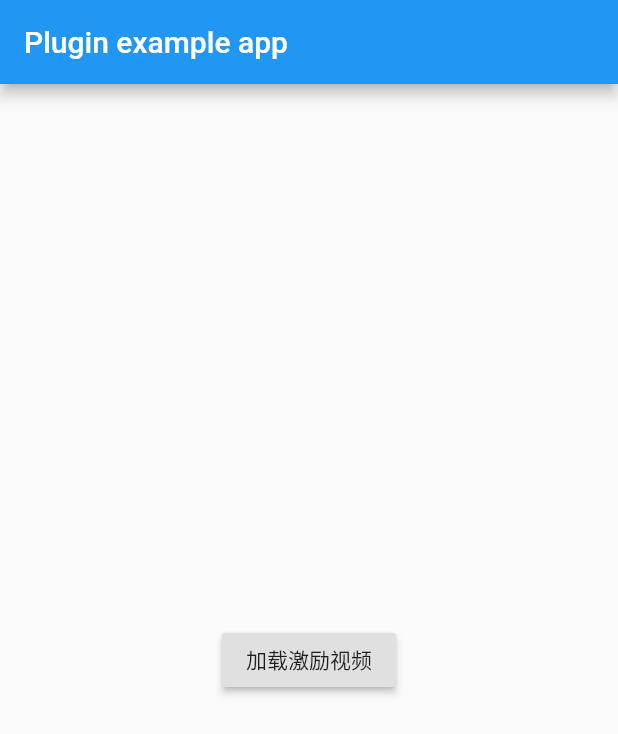
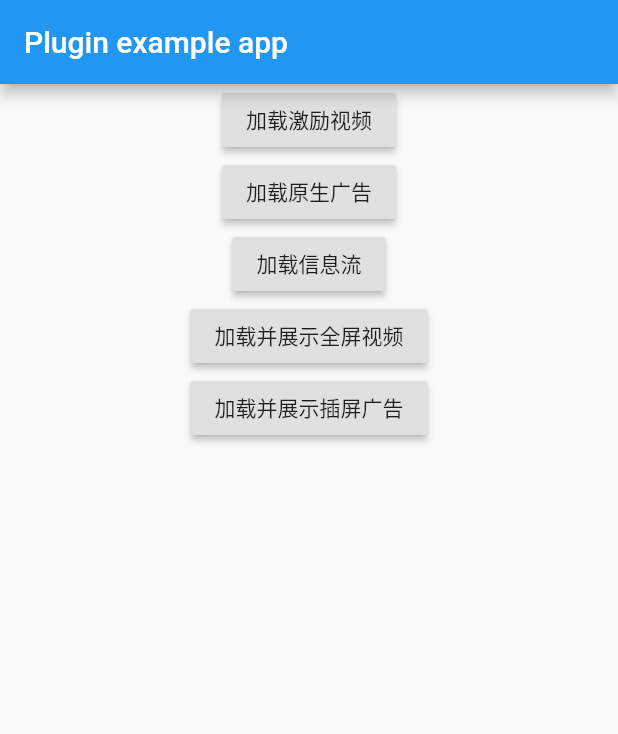
Before and after one commit to ArthurKnight/flutter_ad_pangolin_plugin, a Flutter app: the screen it shows after launch, on a phone screen of 412 x 824 dp. Shown: the top 734 px of the screen. Run offline on Flutter 3.47's test engine with Material 2 defaults, Android fonts, the phone set to English and light mode, and no system bars; our stand-ins replace permission_handler; statements that could not run were skipped.

Commit message:
激励视频/插屏广告/全屏视频

```diff
--- a/example/lib/main.dart
+++ b/example/lib/main.dart
@@ -1,4 +1,7 @@
+import 'dart:io';
+
 import 'package:flutter/material.dart';
+import 'package:flutter/services.dart';
 import 'package:permission_handler/permission_handler.dart';
 import 'dart:async';
 
@@ -96,7 +99,7 @@ class _HomeState extends State<Home> {
       print(res);
     });
     print("注册结果true");
-    _loadSplashAd();
+    //_loadSplashAd();
   }
 
   _loadSplashAd() async {
@@ -127,7 +130,9 @@ class _HomeState extends State<Home> {
         title: const Text('Plugin example app'),
       ),
       body: Center(
-        child: Center(
+        child: Column(
+          children: <Widget>[
+            Center(
               child: RaisedButton(
                 onPressed: () {
                   _loadRewardAd();
@@ -135,7 +140,61 @@ class _HomeState extends State<Home> {
                 child: Text("加载激励视频"),
               ),
             ),
+            RaisedButton(
+              onPressed: () {
+                Pangolin.loadExpressAd(slotId: "945141670");
+              },
+              child: Text("加载原生广告"),
             ),
+            RaisedButton(
+              onPressed: () {
+                Navigator.push(context, MaterialPageRoute(builder: (context) {
+                  return IndexPage();
+                }));
+              },
+              child: Text("加载信息流"),
+            ),
+            /*RaisedButton(
+              onPressed: (){
+                Pangolin.loadFullscreenVideoAdWithSlotID(slotId: "945142947");
+              },
+              child: Text("加载全屏视频"),
+            ),
+            RaisedButton(
+              onPressed: () {
+                Pangolin.showFullscreenVideoAd();
+              },
+              child: Text("展示全屏视频"),
+            ),*/
+            RaisedButton(
+              onPressed: (){
+                Pangolin.loadFullscreenVideoAdWithSlotID(slotId: "945142947");
+              },
+              child: Text("加载并展示全屏视频"),
+            ),
+            /*RaisedButton(
+              onPressed: () {
+                Pangolin.loadInterstitialWithSlotID(slotId: "945143188");
+              },
+              child: Text("加载插屏广告"),
+            ),
+            RaisedButton(
+              onPressed: () {
+                Pangolin.showInterstitial();
+              },
+              child: Text("展示全屏视频"),
+            ),*/
+            RaisedButton(
+              onPressed: (){
+                Pangolin.loadInterstitialWithSlotID(slotId: "945143188");
+              },
+              child: Text("加载并展示插屏广告"),
+            ),
+
+
+          ],
+        ),
+      )
     );
   }
 }
```
Also changed, not shown: example/lib/index_page.dart (+35 -2 lines), lib/pangolin_main.dart (+31 -7 lines), 17 other files. Lines whose indentation alone changed are shown as unchanged.
